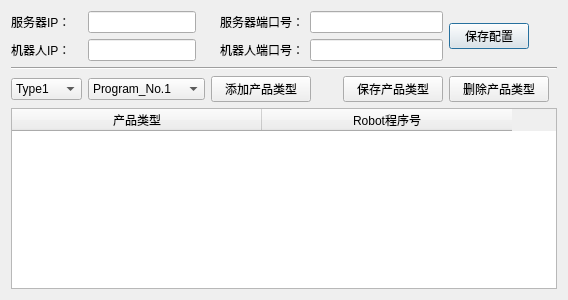
Before: the Qt Designer form robotdialog.ui in eveningwyn/ICT_UR10, drawn with Qt 5.
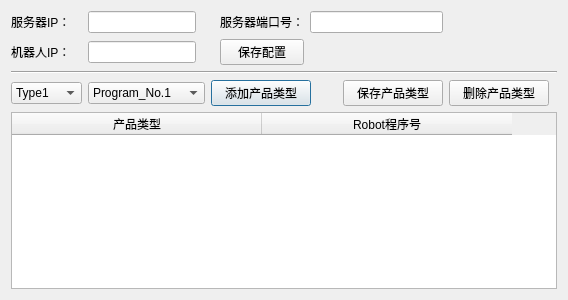
After: the same form once the commit is applied. Icons and pictures are not drawn.

```diff
--- a/robotdialog.ui
+++ b/robotdialog.ui
@@ -73,17 +73,6 @@
      </property>
     </widget>
    </item>
-   <item row="0" column="6" rowspan="2">
-    <widget class="QPushButton" name="Setting">
-     <property name="text">
-      <string>保存配置</string>
-     </property>
-     <property name="icon">
-      <iconset resource="resource.qrc">
-       <normaloff>:/res/config_configuration_32px.png</normaloff>:/res/config_configuration_32px.png</iconset>
-     </property>
-    </widget>
-   </item>
    <item row="1" column="0">
     <widget class="QLabel" name="labelRobotIPAddress">
      <property name="layoutDirection">
@@ -104,32 +93,6 @@
      </property>
     </widget>
    </item>
-   <item row="1" column="3">
-    <widget class="QLabel" name="labelRobotPort">
-     <property name="layoutDirection">
-      <enum>Qt::RightToLeft</enum>
-     </property>
-     <property name="text">
-      <string>机器人端口号：</string>
-     </property>
-    </widget>
-   </item>
-   <item row="1" column="4" colspan="2">
-    <widget class="QLineEdit" name="lineEditRobotPort">
-     <property name="sizePolicy">
-      <sizepolicy hsizetype="Fixed" vsizetype="Fixed">
-       <horstretch>0</horstretch>
-       <verstretch>0</verstretch>
-      </sizepolicy>
-     </property>
-     <property name="minimumSize">
-      <size>
-       <width>133</width>
-       <height>0</height>
-      </size>
-     </property>
-    </widget>
-   </item>
    <item row="3" column="0">
     <widget class="QComboBox" name="comboBoxType">
      <item>
@@ -440,6 +403,17 @@
      </property>
     </widget>
    </item>
+   <item row="1" column="3">
+    <widget class="QPushButton" name="Setting">
+     <property name="text">
+      <string>保存配置</string>
+     </property>
+     <property name="icon">
+      <iconset resource="resource.qrc">
+       <normaloff>:/res/config_configuration_32px.png</normaloff>:/res/config_configuration_32px.png</iconset>
+     </property>
+    </widget>
+   </item>
   </layout>
  </widget>
  <tabstops>
```
Left out of the diff: 2 changed lines with no effect on the pictures.
